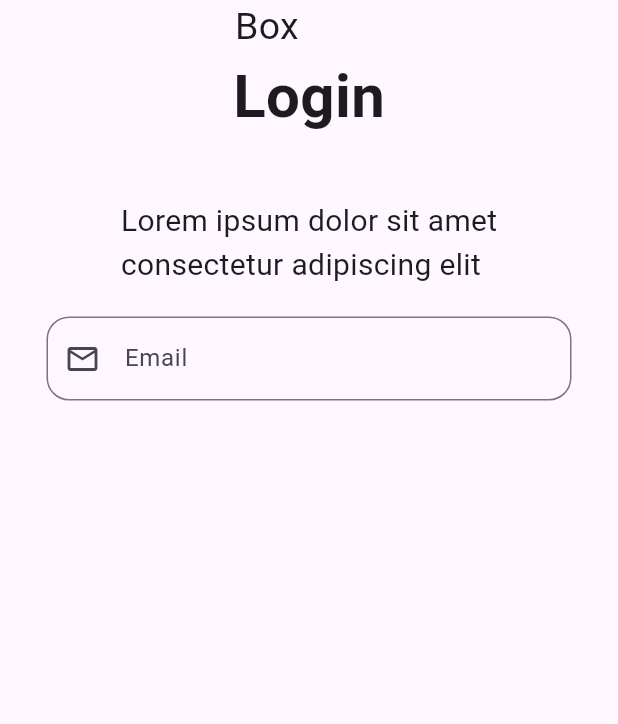
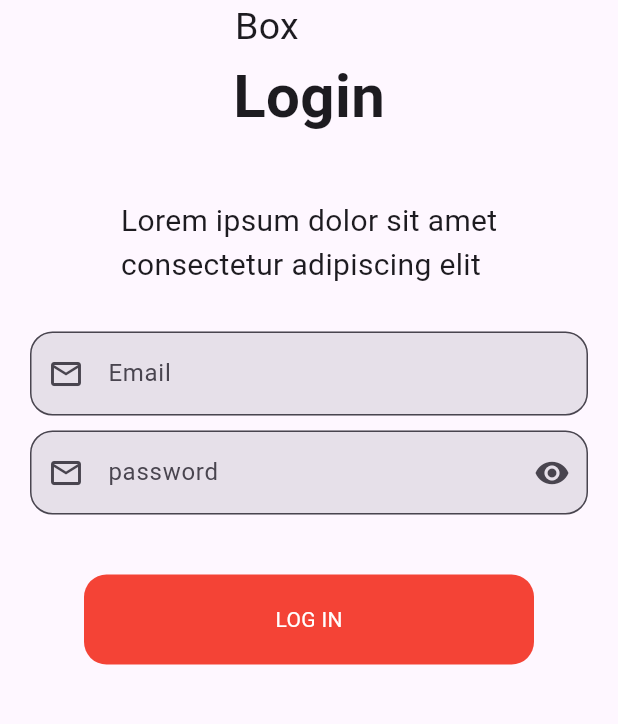
Before and after one commit to mohammadkhan47/Google-Map, a Flutter app: the screen it shows after launch, on a phone screen of 412 x 824 dp, the part 129-853 px from its top. Run offline on Flutter 3.47's test engine with Material 3 defaults, Android fonts, the phone set to English and light mode, and no system bars; our stand-ins replace google_maps_flutter.

```diff
--- a/lib/signup.dart
+++ b/lib/signup.dart
@@ -1,4 +1,5 @@
 import 'package:flutter/material.dart';
+import 'package:googlemaps/sign%20in.dart';
 
 class SignUp extends StatefulWidget {
   const SignUp({super.key});
@@ -49,20 +50,55 @@ class _SignUpState extends State<SignUp> {
           Text('Lorem ipsum dolor sit amet\nconsectetur adipiscing elit',
             style: TextStyle(fontSize: 20),
           ),
-          SizedBox(height: 20),
-          SizedBox(
-            height: 200,
-            width: 350,
+          SizedBox(height: 30),
+          Padding(
+            padding: EdgeInsets.only(left: 20,right: 20),
             child: TextField(
               decoration: InputDecoration(
+                filled: true,
                 hintText: ' enter email',
                 labelText: 'Email',
                 prefixIcon: Icon(Icons.email_outlined),
                 border: OutlineInputBorder(
                   borderRadius: BorderRadius.circular(15),
+                ),
+              ),
+            ),
+          ),
+          SizedBox(height: 10),
+          Padding(
+            padding: EdgeInsets.only(left: 20,right: 20),
+            child: TextField(
+              decoration: InputDecoration(
+                filled: true,
+                  hintText: ' enter password',
+                  labelText: 'password',
+                  suffixIcon: Icon(Icons.visibility),
+                  prefixIcon: Icon(Icons.email_outlined),
+                  border: OutlineInputBorder(
+                    borderRadius: BorderRadius.circular(15),
+                  )
+              ),
+            ),
+          ),
+          SizedBox(height: 40),
+          GestureDetector(
+            onTap: (){
+              Navigator.push(context, MaterialPageRoute(builder: (context)=>Signup()));
+            },
+            child: Container(
+              width: 300,
+              height: 60,
+              decoration: BoxDecoration(
+                color: Colors.red,
+                borderRadius: BorderRadius.circular(15),
+              ),
+              child: Center(
+                child: Text('LOG IN',style: TextStyle(
+                  color: Colors.white
+                ),),
+              ),
 
-                )
-              ),
             ),
           )
         ],
```
Also changed, not shown: lib/sign in.dart (added, +148 -0 lines).
